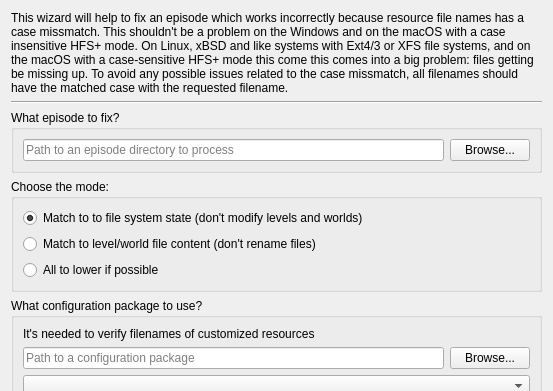
Before: the Qt Designer form Maintainer/EpisodeCvt/case_fixer.ui in WohlSoft/Moondust-Project, drawn with Qt 5; both pictures show x 0 to 553 and y 0 to 391 of the 553 by 575 pixel window.
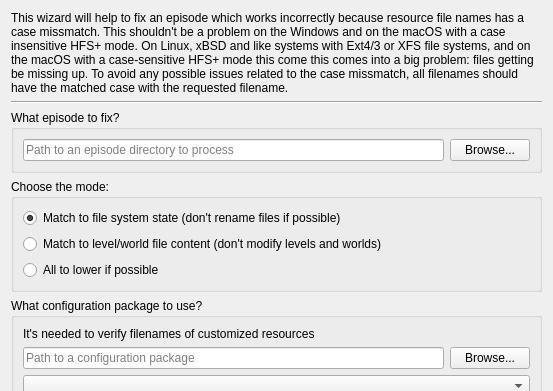
After: the same form once the commit is applied. Icons and pictures are not drawn.

```diff
--- a/Maintainer/EpisodeCvt/case_fixer.ui
+++ b/Maintainer/EpisodeCvt/case_fixer.ui
@@ -134,7 +134,7 @@
       <item>
        <widget class="QRadioButton" name="modeMatchFS">
         <property name="text">
-         <string>Match to to file system state (don't modify levels and worlds)</string>
+         <string>Match to file system state (don't rename files if possible)</string>
         </property>
         <property name="checked">
          <bool>true</bool>
@@ -144,7 +144,7 @@
       <item>
        <widget class="QRadioButton" name="modeMatchFields">
         <property name="text">
-         <string>Match to level/world file content (don't rename files)</string>
+         <string>Match to level/world file content (don't modify levels and worlds)</string>
         </property>
        </widget>
       </item>
```
